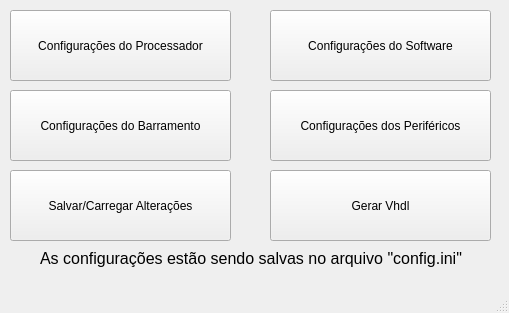
This is Interfaces/plataforma.ui in Thiago-Haas/Plataforma-TCC as Qt 5 draws it before an edit. The edited form follows.
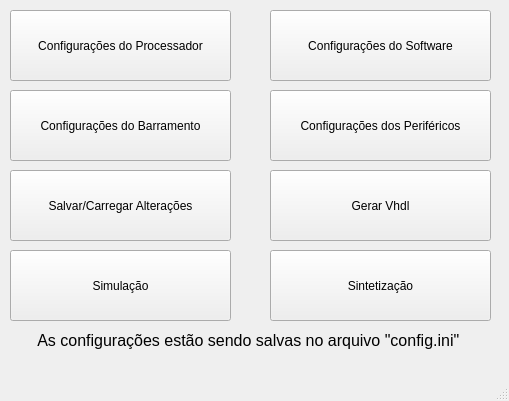
This is the edited form.

Commit message: adição botões de simulação e sintetização

```diff
--- a/Interfaces/plataforma.ui
+++ b/Interfaces/plataforma.ui
@@ -7,7 +7,7 @@
     <x>0</x>
     <y>0</y>
     <width>509</width>
-    <height>313</height>
+    <height>401</height>
    </rect>
   </property>
   <property name="windowTitle">
@@ -95,10 +95,10 @@
    <widget class="QLabel" name="label">
     <property name="geometry">
      <rect>
-      <x>40</x>
-      <y>250</y>
-      <width>431</width>
-      <height>17</height>
+      <x>10</x>
+      <y>330</y>
+      <width>481</width>
+      <height>20</height>
      </rect>
     </property>
     <property name="font">
@@ -108,6 +108,35 @@
     </property>
     <property name="text">
      <string>As configurações estão sendo salvas no arquivo &quot;config.ini&quot; </string>
+    </property>
+    <property name="alignment">
+     <set>Qt::AlignCenter</set>
+    </property>
+   </widget>
+   <widget class="QPushButton" name="Sim">
+    <property name="geometry">
+     <rect>
+      <x>10</x>
+      <y>250</y>
+      <width>221</width>
+      <height>71</height>
+     </rect>
+    </property>
+    <property name="text">
+     <string>Simulação</string>
+    </property>
+   </widget>
+   <widget class="QPushButton" name="Sint">
+    <property name="geometry">
+     <rect>
+      <x>270</x>
+      <y>250</y>
+      <width>221</width>
+      <height>71</height>
+     </rect>
+    </property>
+    <property name="text">
+     <string>Sintetização</string>
     </property>
    </widget>
   </widget>
```
The commit also changes 13 other files.
